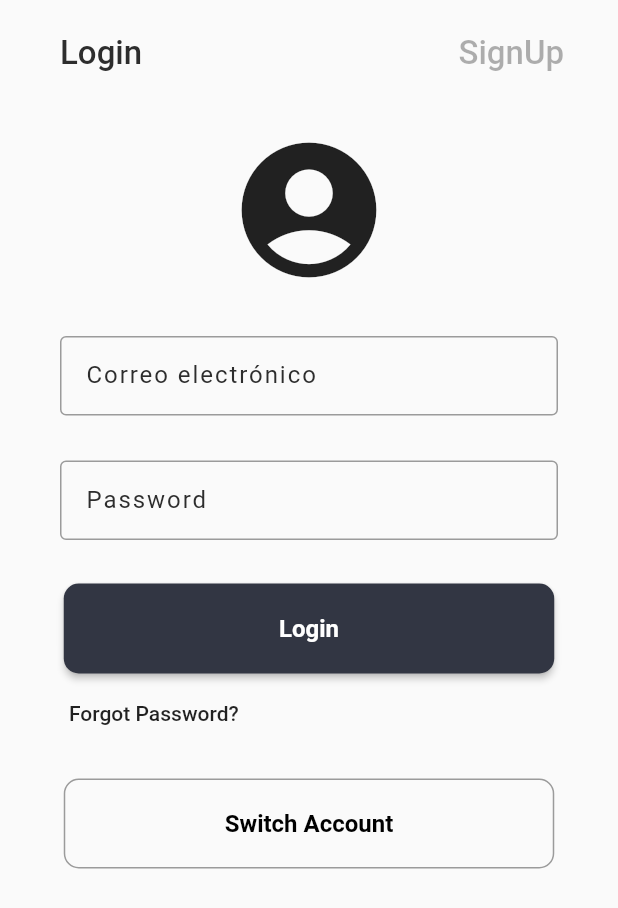
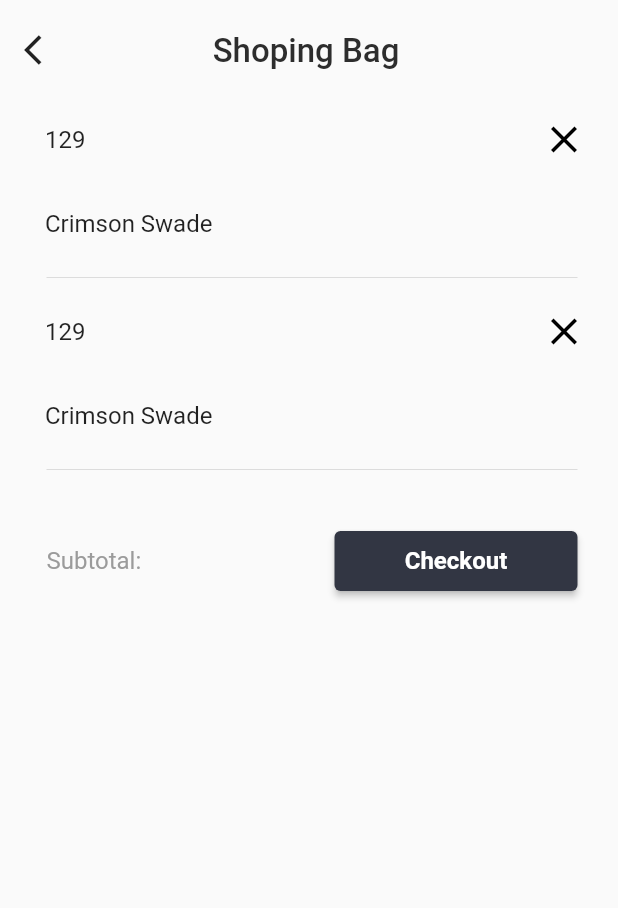
Before and after one commit to titandiaz/marketplace-flutter, a Flutter app: the screen it shows after launch, on a phone screen of 412 x 824 dp. Shown: the top 908 px of the screen. Run offline on Flutter 3.47's test engine with Material 2 defaults, Android fonts, the phone set to English and light mode, and no system bars; our stand-ins replace firebase_auth, flutter_swiper; accounts and stored records are empty; Roboto replaces fonts that are missing (Poppins, SF Pro Display).

Commit message:
Cart page

```diff
--- a/assets/data-profile.json
+++ b/assets/data-profile.json
@@ -47,5 +47,23 @@
       "name" : "Kishore S",
       "icon" : "account_circle"
     }
+  ],
+  "product" : [
+    {
+      "image" : "nada",
+      "price" : "129",
+      "name"  : "Crimson Swade",
+      "color" : "White",
+      "size"  : "XXL",
+      "quanty": "2s"
+    },
+    {
+      "image" : "nada",
+      "price" : "129",
+      "name"  : "Crimson Swade",
+      "color" : "White",
+      "size"  : "XXL",
+      "quanty": "2s"
+    }
   ]
 }
--- a/lib/main.dart
+++ b/lib/main.dart
@@ -1,4 +1,5 @@
 import 'package:flutter/material.dart';
+import 'package:peliculas/src/pages/cart_page.dart';
 import 'package:peliculas/src/pages/home_page.dart';
 import 'package:peliculas/src/pages/profile_page.dart';
 import 'package:peliculas/src/pages/signIn.dart';
@@ -15,12 +16,13 @@ class MyApp extends StatelessWidget {
     return MaterialApp(
       debugShowCheckedModeBanner: false,
       title: 'MarketPlace',
-      initialRoute: 'signIn',
+      initialRoute: 'cart',
       routes: {
         'signIn': (BuildContext context) => LoginPage(),
         '/': (BuildContext context) => HomePage(),
         'signUp': (BuildContext context) => SignPage(),
         'profile': (BuildContext context) => ProfilePage(user: null,),
+        'cart': (BuildContext context) => CartPage(),
       },
     );
   }
--- /dev/null
+++ b/lib/src/pages/cart_page.dart
@@ -0,0 +1,206 @@
+import 'package:flutter/material.dart';
+import 'package:peliculas/src/providers/menu_provider.dart';
+
+
+class CartPage extends StatefulWidget {
+
+  @override
+  _CartPageState createState() => _CartPageState();
+}
+
+class _CartPageState extends State<CartPage> {
+  final price = '129';
+  @override
+  Widget build(BuildContext context) {
+    return Scaffold(
+      appBar: PreferredSize(
+        preferredSize: Size.fromHeight(65.0),
+        child: AppBar(
+          title: Center(
+            child: Container(
+              // color: Colors.red,
+              padding: EdgeInsets.only(top: 12.0),
+              transform: Matrix4.translationValues(-30.0, 0.0, 0.0),
+              child: Text('Shoping Bag',
+                style: TextStyle(
+                  color: Color(0xFF2D2D2D),
+                  fontSize: 22.0,
+                  fontFamily: "SF Pro Display",
+                )
+              ),
+            ),
+          ),
+          leading: IconButton(
+            padding: EdgeInsets.only(top: 10.0),
+            icon: Icon(Icons.arrow_back_ios),
+            color: Colors.black87,
+            onPressed: () {},
+          ),
+          backgroundColor: Colors.transparent,
+          elevation: 0.0,
+        ),
+      ),
+      body: _listaP(),
+      // ListView(
+      //   children: <Widget>[
+      //     FloatingActionButton( child: Icon(Icons.exposure_zero), onPressed: null ),
+      //     Row(
+      //       mainAxisAlignment: MainAxisAlignment.spaceBetween,
+      //       children: <Widget>[
+      //         Container(
+      //           transform: Matrix4.translationValues(0.0, 0.0, 0.0),
+      //           padding: EdgeInsets.only(top: 29.0, left: 31),
+      //           child: Text('Subtotal:',
+      //             style: TextStyle(
+      //               color: Color(0xFF9B9B9B),
+      //               fontSize: 16.0,
+      //               fontFamily: "SF Pro Display",
+      //             ),
+      //           ),
+      //         ),
+      //         Container (
+      //           padding: EdgeInsets.only(top: 29.0, right: 27),
+      //           child: RaisedButton(
+      //             onPressed: () {},
+      //             shape: RoundedRectangleBorder(
+      //               borderRadius: BorderRadius.circular(4.0),
+      //             ),
+      //             child : Container (
+      //               height: 40.0,
+      //               width: 130.0,
+      //               child: Center(
+      //                 child: Text('Checkout',
+      //                   style: TextStyle(
+      //                     color: Colors.white,
+      //                     fontSize: 16.0,
+      //                     fontFamily: "SF Pro Display",
+      //                     fontWeight: FontWeight.w600,
+      //                   ),
+      //                 ),
+      //               ),
+      //             ),
+      //             color: Color(0xFF323643),
+      //           ),
+      //         ),
+      //       ],
+      //     ),
+      //   ],
+      // ),
+      // _listaP(),
+    );
+  }
+
+
+
+  Widget _listaP() {
+
+    return FutureBuilder(
+      future: menuProviderP.cargarDataP(),
+      initialData: [],
+      builder: ( context, AsyncSnapshot<List<dynamic>> snapshot ) {
+
+        return ListView(
+          children: <Widget>[
+            Column( children: _listaItemsP(snapshot.data)),
+            Row(
+            mainAxisAlignment: MainAxisAlignment.spaceBetween,
+            children: <Widget>[
+              Container(
+                transform: Matrix4.translationValues(0.0, 0.0, 0.0),
+                padding: EdgeInsets.only(top: 29.0, left: 31),
+                child: Text('Subtotal:',
+                  style: TextStyle(
+                    color: Color(0xFF9B9B9B),
+                    fontSize: 16.0,
+                    fontFamily: "SF Pro Display",
+                  ),
+                ),
+              ),
+              Container (
+                padding: EdgeInsets.only(top: 29.0, right: 27),
+                child: RaisedButton(
+                  onPressed: () {},
+                  shape: RoundedRectangleBorder(
+                    borderRadius: BorderRadius.circular(4.0),
+                  ),
+                  child : Container (
+                    height: 40.0,
+                    width: 130.0,
+                    child: Center(
+                      child: Text('Checkout',
+                        style: TextStyle(
+                          color: Colors.white,
+                          fontSize: 16.0,
+                          fontFamily: "SF Pro Display",
+                          fontWeight: FontWeight.w600,
+                        ),
+                      ),
+                    ),
+                  ),
+                  color: Color(0xFF323643),
+                ),
+              ),
+            ],
+          ),
+          ],
+
+          // children: _listaItemsP(snapshot.data),
+        );
+
+      },
+    );
+  }
+
+  List<Widget> _listaItemsP( List<dynamic> data) {
+
+    final List<Widget> opcionesP = [];
+
+    data.forEach( (opt) {
+      final widgetTempP = Container(
+        padding: EdgeInsets.only(right: 27.0, left: 31.0),
+        // color: Colors.red,
+        child: Container(
+          // color: Colors.blue,
+          // padding: EdgeInsets.only(right: 27.0, left: 31.0),
+          child: Column(
+            children: <Widget>[
+              ListTile(
+                title: Container(
+                  transform: Matrix4.translationValues(-17.0, 0.0, 0.0),
+                  child: Text( opt['price'],
+                  style: TextStyle(
+                    fontSize: 16,
+                  ),
+                  )
+                ),
+                trailing: Container(
+                  transform: Matrix4.translationValues(22.0, 0.0, 0.0),
+                  child: Icon(Icons.close, color: Colors.black, size: 30,),
+                ),
+
+              ),
+              ListTile(
+                title: Container(
+                  transform: Matrix4.translationValues(-17.0, 0.0, 0.0),
+                  child: Text( opt['name'],
+                  style: TextStyle(
+                    fontSize: 16,
+                  ),
+                  )
+                ),
+                // leading: Icon(Icons.account_circle, color: Colors.blue),
+                // trailing: Icon(Icons.keyboard_arrow_right, color: Colors.black, size: 30,),
+              ),
+              Divider(),
+            ],
+          ),
+        ),
+
+      );
+      opcionesP..add( widgetTempP);
+              // ..add( Divider());
+    });
+    return opcionesP;
+  }
+
+}
--- a/lib/src/pages/signIn.dart
+++ b/lib/src/pages/signIn.dart
@@ -207,7 +207,7 @@ Widget _crearPassword(BuildContext context) {
           return 'Please type your password';
         } else if(error != '' ) {
           error = '';
-          return 'La contraseña es incorrecta';
+          return 'Invalid user o password';
         }
       },
       onSaved: (input) => _password = input,
@@ -246,7 +246,7 @@ Widget _crearPassword(BuildContext context) {
         print(e.message);
       }
     } else {
-      mostrarAlerta( context, 'Los datos son incorrectos');
+      mostrarAlerta( context, 'Los datos son incorrectos' );
     }
   }
 
--- a/lib/src/providers/menu_provider.dart
+++ b/lib/src/providers/menu_provider.dart
@@ -5,6 +5,7 @@ import 'dart:convert';
 class _MenuProvider {
 
   List<dynamic> opciones = [];
+  List<dynamic> opcionesP = [];
 
   _MenuProvider() {
     // cargarData();
@@ -29,8 +30,28 @@ class _MenuProvider {
 
   }
 
+  Future<List<dynamic>> cargarDataP() async {
+
+    final resp = await rootBundle.loadString('assets/data-profile.json');
+    Map dataMap = json.decode(resp);
+    opcionesP = dataMap['product'];
+
+
+    return opcionesP;
+
+      // .then( (data) {
+
+      //   Map dataMap = json.decode(data);
+      //   print( dataMap['rutas'] );
+      //   opciones = dataMap['rutas'];
+
+      // });
+
+  }
+
 
 }
 
 
 final menuProvider = new _MenuProvider();
+final menuProviderP = new _MenuProvider();
```
